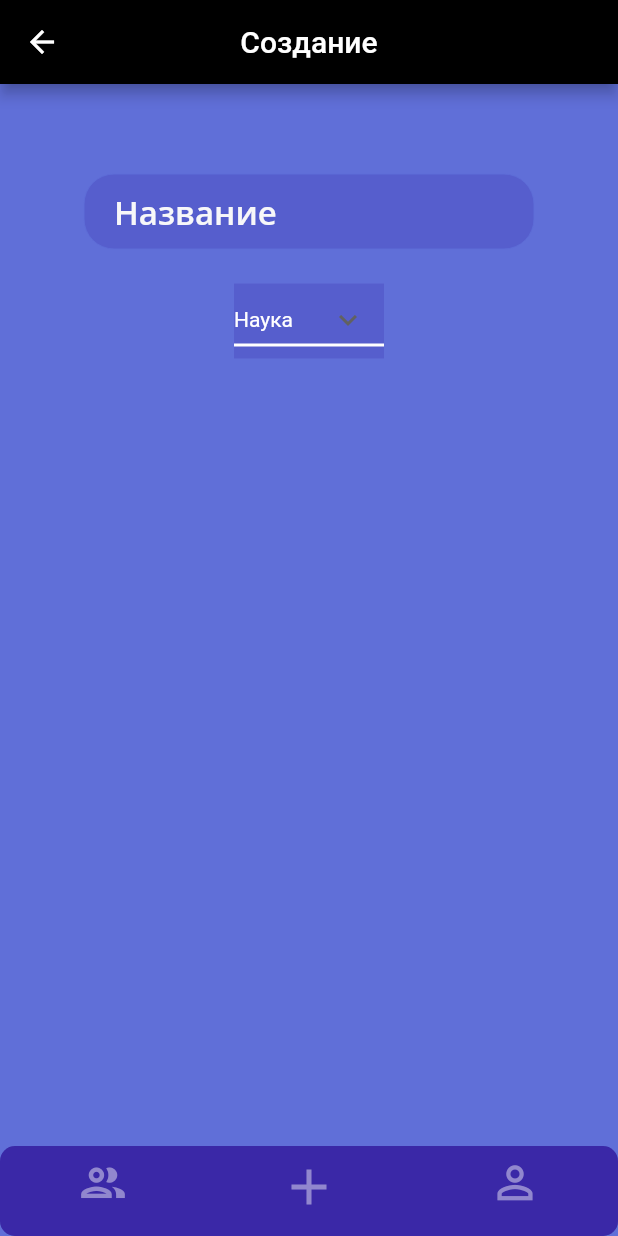
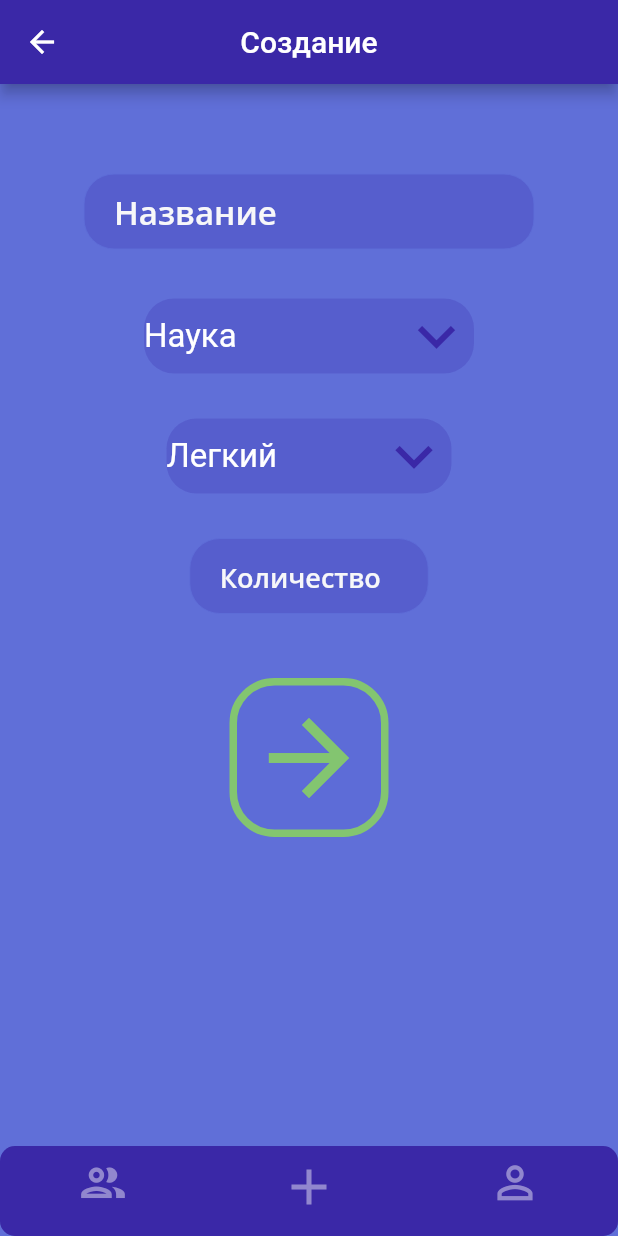
Before and after one commit to OG-Vobla/on_quiz, a Flutter app: the MainPage screen opened by its route, item 2 of the bottom bar chosen, on a phone screen of 412 x 824 dp. Run offline on Flutter 3.47's test engine with Material 2 defaults, Android fonts, the phone set to English and light mode, and no system bars; our stand-ins replace cloud_firestore, firebase_core; accounts and stored records are empty.

Commit message:
90% CreateQuiz

```diff
--- a/lib/createQuizPage.dart
+++ b/lib/createQuizPage.dart
@@ -13,6 +13,8 @@ const List<String> categoryList = <String>[
   'Книги'
 ];
 
+const List<String> complexityList = <String>['Легкий', 'Средний', 'Сложный'];
+
 class CreateQuizPage extends StatefulWidget {
   const CreateQuizPage({super.key});
 
@@ -20,7 +22,8 @@ class CreateQuizPage extends StatefulWidget {
   State<CreateQuizPage> createState() => _MyWidgetState();
 }
 
-String dropDownValue = categoryList.first;
+String categoryValue = categoryList.first;
+String complexity = complexityList.first;
 
 class _MyWidgetState extends State<CreateQuizPage> {
   @override
@@ -61,20 +64,26 @@ class _MyWidgetState extends State<CreateQuizPage> {
             ),
           ),
         ),
-        Padding(padding: EdgeInsets.only(top: 20)),
+        Padding(padding: EdgeInsets.only(top: 30)),
         Container(
-          color: Color.fromARGB(250, 86, 94, 205),
+          decoration: BoxDecoration(
+              borderRadius: BorderRadius.circular(20),
+              color: Color.fromARGB(250, 86, 94, 205)),
           child: SizedBox(
-              width: 100,
+              width: 220,
               height: 50,
               child: DropdownButton<String>(
-                value: dropDownValue,
-                style: const TextStyle(color: Colors.white),
+                value: categoryValue,
+                isExpanded: true,
                 underline: Container(
-                  height: 2,
-                  color: Colors.white,
+                  height: 0,
+                  color: Color.fromARGB(250, 86, 94, 205),
                 ),
-                icon: const Icon(Icons.keyboard_arrow_down_sharp),
+                dropdownColor: Color.fromARGB(250, 86, 94, 205),
+                style: const TextStyle(color: Colors.white, fontSize: 22),
+                icon: const Icon(Icons.keyboard_arrow_down_sharp,
+                    color: Color.fromARGB(255, 58, 40, 167)),
+                iconSize: 50,
                 items:
                     categoryList.map<DropdownMenuItem<String>>((String value) {
                   return DropdownMenuItem<String>(
@@ -82,16 +91,103 @@ class _MyWidgetState extends State<CreateQuizPage> {
                     child: Text(value),
                   );
                 }).toList(),
-                elevation: 10,
+                elevation: 20,
                 onChanged: (String? value) {
                   // This is called when the user selects an item.
                   setState(() {
-                    dropDownValue = value!;
+                    categoryValue = value!;
                   });
                 },
               )),
         ),
-        Padding(padding: EdgeInsets.only(top: 55)),
+        Padding(padding: EdgeInsets.only(top: 30)),
+        Container(
+          decoration: BoxDecoration(
+              borderRadius: BorderRadius.circular(20),
+              color: Color.fromARGB(250, 86, 94, 205)),
+          child: SizedBox(
+              width: 190,
+              height: 50,
+              child: DropdownButton<String>(
+                value: complexity,
+                isExpanded: true,
+                underline: Container(
+                  height: 0,
+                  color: Color.fromARGB(250, 86, 94, 205),
+                ),
+                dropdownColor: Color.fromARGB(250, 86, 94, 205),
+                style: const TextStyle(color: Colors.white, fontSize: 22),
+                icon: const Icon(Icons.keyboard_arrow_down_sharp,
+                    color: Color.fromARGB(255, 58, 40, 167)),
+                iconSize: 50,
+                items: complexityList
+                    .map<DropdownMenuItem<String>>((String index) {
+                  return DropdownMenuItem<String>(
+                    value: index,
+                    child: Text(index),
+                  );
+                }).toList(),
+                elevation: 20,
+                onChanged: (String? index) {
+                  // This is called when the user selects an item.
+                  setState(() {
+                    complexity = index!;
+                  });
+                },
+              )),
+        ),
+        Padding(padding: EdgeInsets.only(top: 30)),
+        Container(
+          child: SizedBox(
+            width: 159,
+            height: 53,
+            child: TextField(
+              style: TextStyle(
+                  color: Color.fromARGB(250, 250, 250, 250),
+                  fontFamily: "OpenSans-SemiBold",
+                  fontSize: 22),
+              cursorColor: Color.fromARGB(250, 250, 250, 250),
+              decoration: InputDecoration(
+                contentPadding: EdgeInsets.fromLTRB(20, 20, 10, 0),
+                enabledBorder: OutlineInputBorder(
+                  borderRadius: BorderRadius.circular(20.0),
+                  borderSide: BorderSide(
+                      width: 0, color: Color.fromARGB(250, 93, 108, 215)),
+                ),
+                focusedBorder: OutlineInputBorder(
+                  borderRadius: BorderRadius.circular(20.0),
+                  borderSide: BorderSide(
+                      width: 0, color: Color.fromARGB(250, 93, 108, 215)),
+                ),
+                filled: true,
+                hintText: "Количество",
+                fillColor: Color.fromARGB(250, 86, 94, 205),
+                hintStyle: TextStyle(
+                    color: Color.fromARGB(250, 250, 250, 250),
+                    fontFamily: "OpenSans-SemiBold",
+                    fontSize: 18),
+              ),
+            ),
+          ),
+        ),
+        Padding(padding: EdgeInsets.only(top: 40)),
+        Container(
+          decoration: BoxDecoration(
+              borderRadius: BorderRadius.circular(30),
+              border: Border.all(
+                color: Color.fromARGB(250, 132, 199, 110),
+                width: 5,
+              ),
+              color: Color.fromARGB(250, 93, 108, 215)),
+          child: SizedBox(
+            child: IconButton(
+              icon: Icon(Icons.arrow_forward),
+              iconSize: 80,
+              color: Color.fromARGB(250, 132, 199, 110),
+              onPressed: () {},
+            ),
+          ),
+        ),
       ],
     );
   }
--- a/lib/mainPage.dart
+++ b/lib/mainPage.dart
@@ -17,25 +17,26 @@ class MainPage extends StatefulWidget {
   State<MainPage> createState() => StateMainPage();
 }
 
-class StateMainPage extends State<MainPage>{
+class StateMainPage extends State<MainPage> {
   int selectedIndex = 0;
 
-  void onItemTap(int index){
+  void onItemTap(int index) {
     setState(() {
       selectedIndex = index;
-
     });
 
-void initFirebase() async{
+    void initFirebase() async {
       WidgetsFlutterBinding.ensureInitialized();
       await Firebase.initializeApp();
     }
+
     @override
-void initState(){
+    void initState() {
       super.initState();
       initFirebase();
     }
   }
+
   onItemSearch(String value) {
     setState(
       () {
@@ -45,6 +46,7 @@ void initState(){
       },
     );
   }
+
   TextEditingController searchController = TextEditingController();
   final title = [
     "Викторины",
@@ -54,8 +56,6 @@ void initState(){
   bool tittleAppBar = false;
   @override
   Widget build(BuildContext context) {
-
-
     final list = [
       const QuizsPage(),
       const CreateQuizPage(),
@@ -65,16 +65,19 @@ void initState(){
       iconTheme: IconThemeData(
         color: Color.fromARGB(255, 145, 135, 206), //change your color here
       ),
-
       backgroundColor: (Color.fromARGB(255, 58, 40, 167)),
-
       centerTitle: true,
       title: TextField(
-        style: TextStyle(color: Color.fromARGB(250, 153, 144, 210), fontFamily: "OpenSans-SemiBold", fontSize: 22),
+        style: TextStyle(
+            color: Color.fromARGB(250, 153, 144, 210),
+            fontFamily: "OpenSans-SemiBold",
+            fontSize: 22),
         cursorColor: Color.fromARGB(250, 153, 144, 210),
-
         decoration: const InputDecoration(
-          hintStyle: TextStyle(color: Color.fromARGB(250, 153, 144, 210), fontFamily: "OpenSans-SemiBold", fontSize: 22),
+          hintStyle: TextStyle(
+              color: Color.fromARGB(250, 153, 144, 210),
+              fontFamily: "OpenSans-SemiBold",
+              fontSize: 22),
           hintText: "Название",
         ),
         controller: searchController,
@@ -86,8 +89,6 @@ void initState(){
               setState(() {
                 searchController.clear();
                 tittleAppBar = false;
-
-
               });
             },
             icon: const Icon(Icons.close))
@@ -96,31 +97,36 @@ void initState(){
     AppBar appBar = AppBar(
       automaticallyImplyLeading: true,
       iconTheme: IconThemeData(
-    color:Color.fromARGB(255, 145, 135, 206), //change your color here
+        color: Color.fromARGB(255, 145, 135, 206), //change your color here
       ),
       backgroundColor: (Color.fromARGB(255, 58, 40, 167)),
-
-      title: Text(title[selectedIndex], style: TextStyle(color: Color.fromARGB(250, 153, 144, 210), fontFamily: "OpenSans-SemiBold", fontSize: 22),),
+      title: Text(
+        title[selectedIndex],
+        style: TextStyle(
+            color: Color.fromARGB(250, 153, 144, 210),
+            fontFamily: "OpenSans-SemiBold",
+            fontSize: 22),
+      ),
       centerTitle: true,
       actions: [
         IconButton(
             onPressed: () {
               setState(() {
                 tittleAppBar = true;
-
-
               });
             },
-            icon: const Icon(Icons.search_outlined, size: 30,))
+            icon: const Icon(
+              Icons.search_outlined,
+              size: 30,
+            ))
       ],
     );
     AppBar deffaultAppBar = AppBar(
       automaticallyImplyLeading: true,
       iconTheme: IconThemeData(
-    color:Colors.white, //change your color here
+        color: Colors.white, //change your color here
       ),
-        backgroundColor: Colors.black,
-
+      backgroundColor: Color.fromARGB(255, 58, 40, 167),
       title: Text(title[selectedIndex]),
       centerTitle: true,
     );
@@ -128,52 +134,49 @@ void initState(){
 
         //drawer:const MenuDrawer(),
         backgroundColor: Color.fromARGB(250, 93, 108, 215),
-  appBar: selectedIndex == 0 ? (tittleAppBar ? appBarSearch : appBar) : deffaultAppBar ,
+        appBar: selectedIndex == 0
+            ? (tittleAppBar ? appBarSearch : appBar)
+            : deffaultAppBar,
         body: Center(
           child: list.elementAt(selectedIndex),
         ),
-      bottomNavigationBar:  ClipRRect(
-
+        bottomNavigationBar: ClipRRect(
             borderRadius: BorderRadius.all(Radius.circular(10)),
-
-	  child: SizedBox(height: 60, child: BottomNavigationBar(
-
-        onTap:
-          onItemTap
-        ,
+            child: SizedBox(
+              height: 60,
+              child: BottomNavigationBar(
+                onTap: onItemTap,
                 backgroundColor: (Color.fromARGB(255, 58, 40, 167)),
-        selectedLabelStyle: TextStyle(color: Color.fromARGB(255, 207, 217, 255), fontFamily: "IMFellGreatPrimerSC-Regular", fontSize: 14),
-        unselectedLabelStyle: TextStyle(color:Color.fromARGB(255, 207, 217, 255), fontFamily: "IMFellGreatPrimerSC-Regular", fontSize: 14),
+                selectedLabelStyle: TextStyle(
+                    color: Color.fromARGB(255, 207, 217, 255),
+                    fontFamily: "IMFellGreatPrimerSC-Regular",
+                    fontSize: 14),
+                unselectedLabelStyle: TextStyle(
+                    color: Color.fromARGB(255, 207, 217, 255),
+                    fontFamily: "IMFellGreatPrimerSC-Regular",
+                    fontSize: 14),
                 showUnselectedLabels: true,
                 items: const <BottomNavigationBarItem>[
-
                   BottomNavigationBarItem(
-
-            icon: Icon(Icons.people_outline_outlined, color:  Color.fromARGB(255, 145, 135, 206), size: 35),
+                    icon: Icon(Icons.people_outline_outlined,
+                        color: Color.fromARGB(255, 145, 135, 206), size: 35),
                     label: '',
-
                   ),
-
                   BottomNavigationBarItem(
-
-            icon: Icon(Icons.add, color:  Color.fromARGB(255, 145, 135, 206), size: 40,),
+                    icon: Icon(
+                      Icons.add,
+                      color: Color.fromARGB(255, 145, 135, 206),
+                      size: 40,
+                    ),
                     label: '',
-
                   ),
-
-
                   BottomNavigationBarItem(
-
-            icon: Icon(Icons.person_outline_outlined, color:  Color.fromARGB(255, 145, 135, 206), size: 35),
+                    icon: Icon(Icons.person_outline_outlined,
+                        color: Color.fromARGB(255, 145, 135, 206), size: 35),
                     label: '',
-
                   ),
                 ],
-
-      ),))
-
-    );
-
+              ),
+            )));
   }
-
 }
```
Also changed, not shown: lib/authPage.dart (+70 -36 lines), 1 other file. Lines whose indentation alone changed are shown as unchanged.
